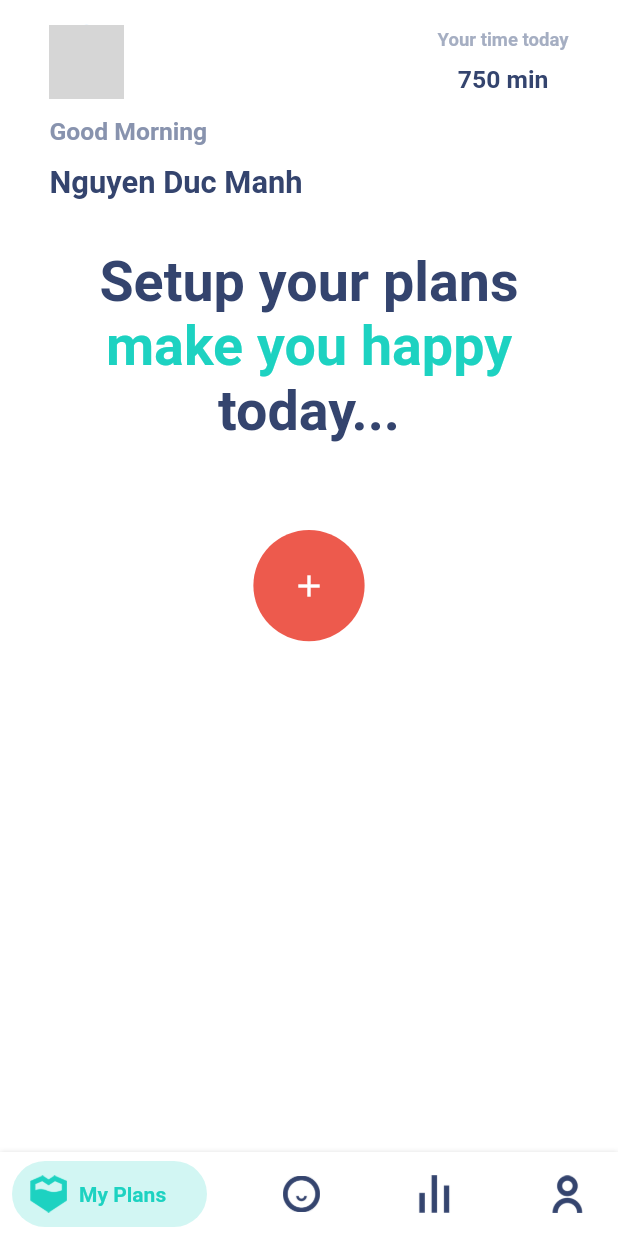
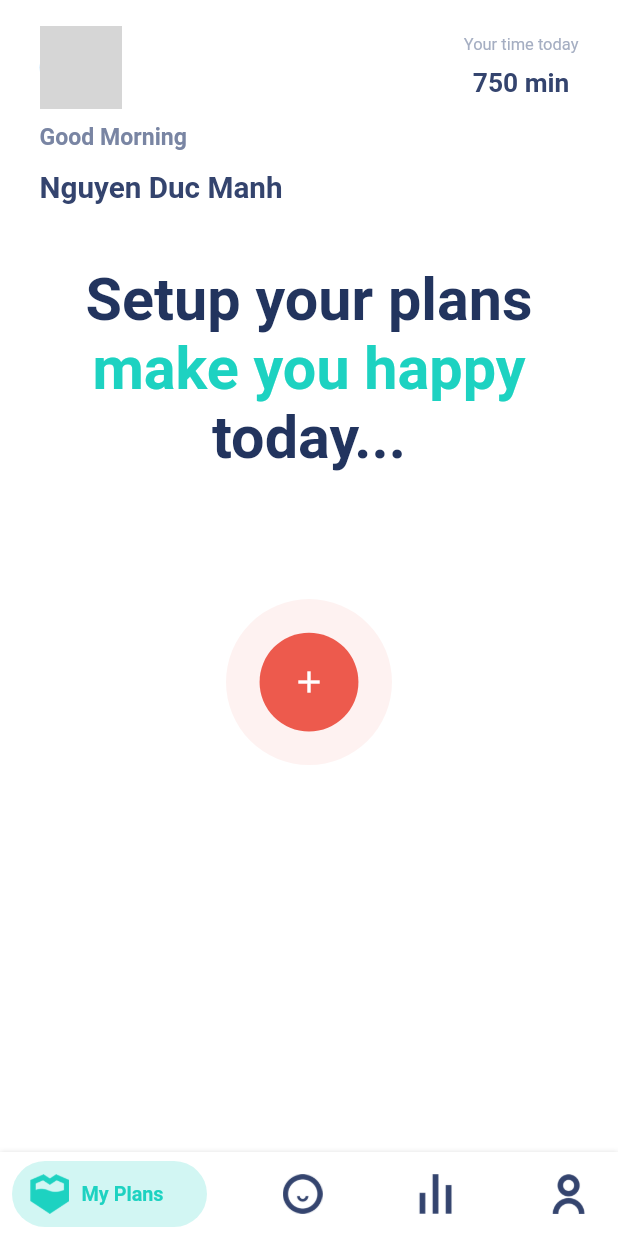
Before and after one commit to oNguyenDucManh/AlifeFlutter, a Flutter app: the screen it shows after launch, after a tap on "Skip", on a phone screen of 412 x 824 dp. Run offline on Flutter 3.47's test engine with Material 2 defaults, Android fonts, the phone set to English and light mode, and no system bars; our stand-ins replace page_indicator; network calls fail; grey boxes are pictures that could not be loaded.

Commit message:
sizeconfig pt

```diff
--- a/lib/config/MyColors.dart
+++ b/lib/config/MyColors.dart
@@ -4,4 +4,6 @@ class MyColors {
   static Color colorPrimary = Color.fromRGBO(29, 210, 193, 1);
   static Color colorPrimaryDark = Color.fromRGBO(52, 68, 110, 1);
   static Color red = Color.fromRGBO(237, 90, 77, 1);
+  static Color redA8 = Color.fromRGBO(237, 90, 77, 8/100);
+  static Color textLight = Color.fromRGBO(121, 133, 163, 1);
 }
--- a/lib/config/SizeConfig.dart
+++ b/lib/config/SizeConfig.dart
@@ -3,29 +3,17 @@ import "package:flutter/widgets.dart";
 class SizeConfig {
   static MediaQueryData _mediaQueryData;
   static double screenWidth;
-  static double screenHeight;
-  static double blockSizeHorizontal;
-  static double blockSizeVertical;
 
-  static double _safeAreaHorizontal;
-  static double _safeAreaVertical;
-  static double safeBlockHorizontal;
-  static double safeBlockVertical;
+  static double ratioScreenWidth;
 
   void init(BuildContext context) {
     _mediaQueryData = MediaQuery.of(context);
     screenWidth = _mediaQueryData.size.width;
-    screenHeight = _mediaQueryData.size.height;
-    blockSizeHorizontal = screenWidth / 100;
-    blockSizeVertical = screenHeight / 100;
 
-    _safeAreaHorizontal = _mediaQueryData.padding.left +
-        _mediaQueryData.padding.right;
-    _safeAreaVertical = _mediaQueryData.padding.top +
-        _mediaQueryData.padding.bottom;
-    safeBlockHorizontal = (screenWidth -
-        _safeAreaHorizontal) / 100;
-    safeBlockVertical = (screenHeight -
-        _safeAreaVertical) / 100;
+    ratioScreenWidth = screenWidth / 375;
+  }
+
+  static double getPt(double pt) {
+    return ratioScreenWidth * pt;
   }
 }
--- a/lib/main.dart
+++ b/lib/main.dart
@@ -12,8 +12,7 @@ class MyApp extends StatelessWidget {
   Widget build(BuildContext context) {
     return MaterialApp(
       title: 'Flutter Demo',
-      theme: ThemeData(
-        primaryColor: MyColors.colorPrimary),
+      theme: ThemeData(primaryColor: MyColors.colorPrimary),
       home: MyHomePage(title: 'Flutter Demo Home Page'),
     );
   }
@@ -68,7 +67,7 @@ class _MyHomePageState extends State<MyHomePage> {
       if (isLastPage) {
         marginRightNext = 0;
       } else {
-        marginRightNext = SizeConfig.safeBlockHorizontal * 8;
+        marginRightNext = SizeConfig.getPt(8);
       }
     });
     return Scaffold(
@@ -107,17 +106,17 @@ class _MyHomePageState extends State<MyHomePage> {
           ),
           align: IndicatorAlign.bottom,
           length: 3,
-          indicatorColor: Color.fromRGBO(221, 224, 232, 1),
+          indicatorColor: Color.fromRGBO(221, 224, 233, 1),
           indicatorSelectorColor: Color.fromRGBO(84, 70, 219, 1),
           shape: IndicatorShape.circle(size: 8),
-          padding: EdgeInsets.only(bottom: SizeConfig.safeBlockVertical * 13),
+          padding: EdgeInsets.only(bottom: SizeConfig.getPt(76)),
         ),
         Align(
             alignment: Alignment.bottomLeft,
             child: Container(
               padding: EdgeInsets.only(
-                  bottom: SizeConfig.safeBlockVertical * 10,
-                  left: SizeConfig.safeBlockHorizontal * 8,
+                  bottom: SizeConfig.getPt(54.6),
+                  left: SizeConfig.getPt(32),
                   right: marginRightNext),
               child: Row(
                 mainAxisAlignment: MainAxisAlignment.spaceBetween,
@@ -130,12 +129,13 @@ class _MyHomePageState extends State<MyHomePage> {
 
   Widget skipView() {
     return Container(
-      padding: EdgeInsets.all(SizeConfig.safeBlockHorizontal * 3),
+      padding: EdgeInsets.only(
+          top: SizeConfig.getPt(14), bottom: SizeConfig.getPt(14)),
       child: GestureDetector(
         child: Text("Skip",
             style: TextStyle(
-                color: Color.fromRGBO(11, 17, 63, 1),
-                fontSize: SizeConfig.safeBlockHorizontal * 5,
+                color: Color.fromRGBO(34, 52, 94, 1),
+                fontSize: SizeConfig.getPt(16),
                 fontWeight: FontWeight.w500)),
         onTap: () => gotoMain(),
       ),
@@ -146,11 +146,14 @@ class _MyHomePageState extends State<MyHomePage> {
     if (!isLastPage) {
       return GestureDetector(
         child: Container(
-            padding: EdgeInsets.all(SizeConfig.safeBlockHorizontal * 3),
+            padding: EdgeInsets.only(
+                top: SizeConfig.getPt(14),
+                bottom: SizeConfig.getPt(14),
+                right: SizeConfig.getPt(32)),
             child: Text("Next",
                 style: TextStyle(
                     color: Theme.of(context).primaryColor,
-                    fontSize: SizeConfig.safeBlockHorizontal * 5,
+                    fontSize: SizeConfig.getPt(16),
                     fontWeight: FontWeight.w500))),
         onTap: () => clickNext(),
       );
@@ -158,10 +161,10 @@ class _MyHomePageState extends State<MyHomePage> {
       return GestureDetector(
         child: Container(
           padding: EdgeInsets.only(
-              top: SizeConfig.safeBlockHorizontal * 3,
-              left: SizeConfig.safeBlockHorizontal * 3,
-              right: SizeConfig.safeBlockHorizontal * 5,
-              bottom: SizeConfig.safeBlockHorizontal * 3),
+              top: SizeConfig.getPt(14),
+              bottom: SizeConfig.getPt(14),
+              right: SizeConfig.getPt(32),
+              left: SizeConfig.getPt(16)),
           decoration: new BoxDecoration(
               color: Color.fromRGBO(93, 219, 204, 0.3),
               borderRadius: new BorderRadius.only(
@@ -170,7 +173,7 @@ class _MyHomePageState extends State<MyHomePage> {
           child: Text("Get Started",
               style: TextStyle(
                   color: Theme.of(context).primaryColor,
-                  fontSize: SizeConfig.safeBlockHorizontal * 5,
+                  fontSize: SizeConfig.getPt(16),
                   fontWeight: FontWeight.w500)),
         ),
         onTap: () => clickNext(),
@@ -196,14 +199,15 @@ class _MyHomePageState extends State<MyHomePage> {
               Container(
                   width: SizeConfig.screenWidth,
                   padding: EdgeInsets.only(
-                      top: SizeConfig.safeBlockVertical * 12,
-                      left: SizeConfig.safeBlockHorizontal * 16,
-                      right: SizeConfig.safeBlockHorizontal * 16),
+                      top: SizeConfig.getPt(91.5),
+                      left: SizeConfig.getPt(16),
+                      right: SizeConfig.getPt(16)),
                   child: Text(
                     title,
                     style: TextStyle(
                         color: Colors.white,
-                        fontSize: SizeConfig.safeBlockHorizontal * 10,
+                        fontSize: SizeConfig.getPt(36),
+                        fontFamily: 'AvenirNext',
                         fontWeight: FontWeight.w600),
                     textAlign: TextAlign.center,
                   ))
@@ -218,14 +222,15 @@ class _MyHomePageState extends State<MyHomePage> {
                 children: <Widget>[
                   Container(
                     padding: EdgeInsets.only(
-                        left: SizeConfig.safeBlockHorizontal * 8,
-                        right: SizeConfig.safeBlockHorizontal * 8,
-                        top: SizeConfig.safeBlockVertical * 6),
+                        left: SizeConfig.getPt(32),
+                        right: SizeConfig.getPt(32),
+                        top: SizeConfig.getPt(32)),
                     child: Text(
                       description,
                       style: TextStyle(
-                          color: Color.fromRGBO(11, 17, 63, 1),
-                          fontSize: SizeConfig.safeBlockHorizontal * 5,
+                          color: Color.fromRGBO(34, 52, 94, 1),
+                          fontSize: SizeConfig.getPt(18),
+                          fontFamily: 'AvenirNext',
                           fontWeight: FontWeight.w500),
                       textAlign: TextAlign.center,
                     ),
--- a/lib/myWidget/BottomNavyBar.dart
+++ b/lib/myWidget/BottomNavyBar.dart
@@ -56,8 +56,8 @@ class BottomNavyBar extends StatelessWidget {
                           ? item.activeColor
                           : item.inactiveColor),
                   child: Image.asset(item.icon,
-                      width: SizeConfig.safeBlockHorizontal * 6,
-                      height: SizeConfig.safeBlockHorizontal * 6,
+                      width: SizeConfig.getPt(24),
+                      height: SizeConfig.getPt(24),
                       color: isSelected
                           ? item.activeColor.withOpacity(1)
                           : item.inactiveColor == null
--- a/lib/screen/mainScreen.dart
+++ b/lib/screen/mainScreen.dart
@@ -3,12 +3,12 @@ import 'package:flutter_app/config/MyColors.dart';
 import 'package:flutter_app/config/SizeConfig.dart';
 import 'package:flutter_app/myWidget/BottomNavyBar.dart';
 import 'blankScreen.dart';
+import 'dashboardScreen.dart';
 import 'myplansScreen.dart';
 
 class MainScreen extends StatelessWidget {
   @override
   Widget build(BuildContext context) {
-//    FlutterStatusbarcolor.setStatusBarColor(Colors.white);
     return MaterialApp(
       title: 'Flutter Demo',
       theme: ThemeData(
@@ -43,7 +43,7 @@ class _MyHomePageState extends State<MyHomePage> {
         children: <Widget>[
           MyPlansScreen(),
           BlankScreen(),
-          BlankScreen(),
+          DashboardScreen(),
           BlankScreen()
         ],
         onPageChanged: (index) {
@@ -63,22 +63,34 @@ class _MyHomePageState extends State<MyHomePage> {
         items: [
           BottomNavyBarItem(
               icon: "assets/images/ic_my_plans.png",
-              title: Text('My Plans'),
+              title: Text(
+                'My Plans',
+                style: TextStyle(fontSize: SizeConfig.getPt(12)),
+              ),
               activeColor: MyColors.colorPrimary,
               inactiveColor: MyColors.colorPrimaryDark),
           BottomNavyBarItem(
               icon: "assets/images/ic_happy_day.png",
-              title: Text('Happy Day'),
+              title: Text(
+                'Happy Day',
+                style: TextStyle(fontSize: SizeConfig.getPt(12)),
+              ),
               activeColor: MyColors.colorPrimary,
               inactiveColor: MyColors.colorPrimaryDark),
           BottomNavyBarItem(
               icon: "assets/images/ic_dashboard.png",
-              title: Text('Dashboard'),
+              title: Text(
+                'Dashboard',
+                style: TextStyle(fontSize: SizeConfig.getPt(12)),
+              ),
               activeColor: MyColors.colorPrimary,
               inactiveColor: MyColors.colorPrimaryDark),
           BottomNavyBarItem(
               icon: "assets/images/ic_account.png",
-              title: Text('Account'),
+              title: Text(
+                'Account',
+                style: TextStyle(fontSize: SizeConfig.getPt(12)),
+              ),
               activeColor: MyColors.colorPrimary,
               inactiveColor: MyColors.colorPrimaryDark),
         ],
--- a/lib/screen/myplansScreen.dart
+++ b/lib/screen/myplansScreen.dart
@@ -40,16 +40,16 @@ class MyPlansState extends State<MyPlansScreen> {
           child: Container(
               color: Colors.white,
               padding: EdgeInsets.only(
-                  top: SizeConfig.safeBlockVertical * 2,
-                  left: SizeConfig.safeBlockHorizontal * 8,
-                  right: SizeConfig.safeBlockHorizontal * 8),
+                  top: SizeConfig.getPt(16),
+                  left: SizeConfig.getPt(24),
+                  right: SizeConfig.getPt(24)),
               child: Column(
                 children: <Widget>[
                   Row(
                     mainAxisAlignment: MainAxisAlignment.spaceBetween,
                     children: <Widget>[
                       CircleAvatar(
-                          radius: SizeConfig.safeBlockVertical * 3,
+                          radius: SizeConfig.getPt(25),
                           backgroundImage: NetworkImage(linkAvt)),
                       Column(
                         children: <Widget>[
@@ -57,15 +57,14 @@ class MyPlansState extends State<MyPlansScreen> {
                             "Your time today",
                             style: TextStyle(
                                 color: Color.fromRGBO(165, 174, 194, 1),
-                                fontSize: SizeConfig.safeBlockHorizontal * 3,
-                                fontWeight: FontWeight.w600),
+                                fontSize: SizeConfig.getPt(10)),
                           ),
-                          SizedBox(height: SizeConfig.safeBlockVertical * 1.2),
+                          SizedBox(height: SizeConfig.getPt(8)),
                           Text(
                             "750 min",
                             style: TextStyle(
                                 color: MyColors.colorPrimaryDark,
-                                fontSize: SizeConfig.safeBlockHorizontal * 4,
+                                fontSize: SizeConfig.getPt(16),
                                 fontWeight: FontWeight.w600),
                           )
                         ],
@@ -74,16 +73,16 @@ class MyPlansState extends State<MyPlansScreen> {
                   ),
                   Padding(
                     padding: EdgeInsets.only(
-                        top: SizeConfig.safeBlockVertical * 1.5,
-                        bottom: SizeConfig.safeBlockVertical * 1.5),
+                        top: SizeConfig.getPt(9.3),
+                        bottom: SizeConfig.getPt(12)),
                     child: Align(
                       alignment: Alignment.topLeft,
                       child: Text(
                         "Good Morning",
                         style: TextStyle(
-                            color: Color.fromRGBO(136, 147, 174, 1),
+                            color: Color.fromRGBO(121, 133, 163, 1),
                             fontWeight: FontWeight.w600,
-                            fontSize: SizeConfig.safeBlockHorizontal * 4),
+                            fontSize: SizeConfig.getPt(14)),
                       ),
                     ),
                   ),
@@ -93,39 +92,52 @@ class MyPlansState extends State<MyPlansScreen> {
                         "Nguyen Duc Manh",
                         style: TextStyle(
                             color: MyColors.colorPrimaryDark,
-                            fontSize: SizeConfig.safeBlockHorizontal * 5,
+                            fontSize: SizeConfig.getPt(18),
                             fontWeight: FontWeight.w600),
                       )
                     ],
                   ),
                   Padding(
                       padding: EdgeInsets.only(
-                          top: SizeConfig.safeBlockHorizontal * 8,
-                          left: SizeConfig.safeBlockHorizontal * 4,
-                          right: SizeConfig.safeBlockHorizontal * 4,
-                          bottom: SizeConfig.safeBlockHorizontal * 6),
+                          top: SizeConfig.getPt(36),
+                          left: SizeConfig.getPt(24),
+                          right: SizeConfig.getPt(24),
+                          bottom: SizeConfig.getPt(8)),
                       child: RichText(
                         textAlign: TextAlign.center,
                         text: new TextSpan(
                             style: TextStyle(
-                                color: MyColors.colorPrimaryDark,
-                                fontSize: SizeConfig.safeBlockHorizontal * 9,
+                                color: Color.fromRGBO(34, 52, 94, 1),
+                                fontSize: SizeConfig.getPt(36),
                                 fontWeight: FontWeight.w600),
                             children: <TextSpan>[
-                              new TextSpan(text: "Setup your plans "),
+                              new TextSpan(text: "Setup your plans\n"),
                               new TextSpan(
-                                  text: "make you happy ",
+                                  text: "make you happy\n",
                                   style:
                                       TextStyle(color: MyColors.colorPrimary)),
                               new TextSpan(text: "today...")
                             ]),
                       )),
-                  Padding(
-                      padding:
-                          EdgeInsets.all(SizeConfig.safeBlockHorizontal * 8),
+                  Container(
+                    margin: EdgeInsets.only(top: SizeConfig.getPt(69.3)),
+                    width: SizeConfig.getPt(100.7),
+                    height: SizeConfig.getPt(100.7),
+                    child: Stack(
+                      children: <Widget>[
+                        Container(
+                          width: SizeConfig.getPt(100.7),
+                          height: SizeConfig.getPt(100.7),
+                          decoration: new BoxDecoration(
+                            color: MyColors.redA8,
+                            shape: BoxShape.circle,
+                          )
+                        ),
+                        Align(
+                          alignment: Alignment.center,
                           child: Container(
-                        width: SizeConfig.safeBlockHorizontal * 18,
-                        height: SizeConfig.safeBlockHorizontal * 18,
+                            width: SizeConfig.getPt(60),
+                            height: SizeConfig.getPt(60),
                             decoration: new BoxDecoration(
                               color: MyColors.red,
                               shape: BoxShape.circle,
@@ -134,7 +146,11 @@ class MyPlansState extends State<MyPlansScreen> {
                               Icons.add,
                               color: Colors.white,
                             ),
-                      ))
+                          ),
+                        )
+                      ],
+                    ),
+                  )
                 ],
               ))),
     );
```
Also changed, not shown: lib/myWidget/CustomCard.dart (added, +36 -0 lines), lib/screen/dashboardScreen.dart (added, +170 -0 lines), pubspec.yaml (+8 -4 lines), assets/fonts/AvenirNext-DemiBold.ttf (added), assets/fonts/AvenirNext-Medium.ttf (added), assets/fonts/AvenirNext-Regular.ttf (added), 1 other file. Lines whose indentation alone changed are shown as unchanged.
